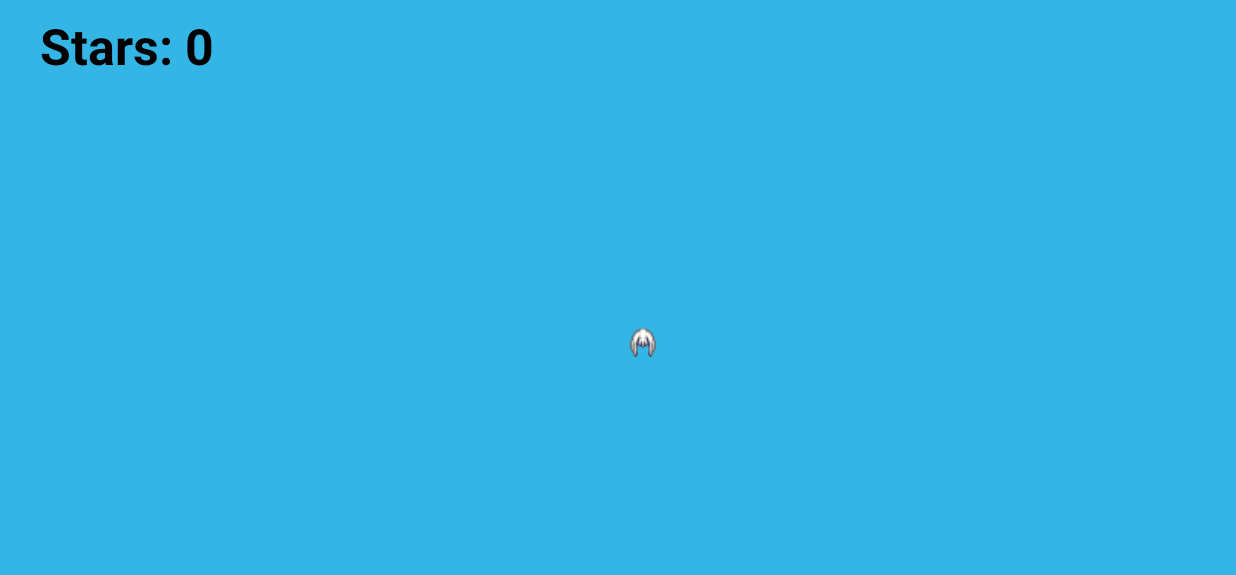
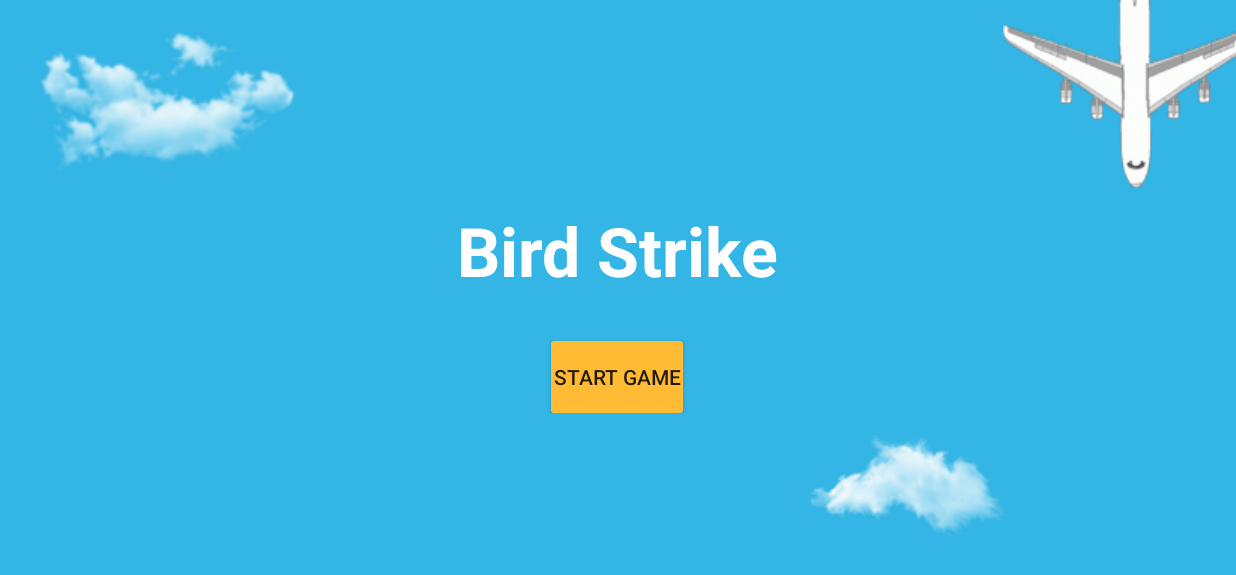
Before and after one commit to sarahheffer/bird-strike, an Android app: the screen it shows after launch (MainActivity before the commit, StartGameActivity after it), on a phone screen of 824 x 412 dp (held sideways). Shown: the top 575 px of the screen. Run offline under Robolectric (Android 15) with nearby library versions, the phone set to English and light mode, and no system bars.

Commit message:
Start Game screen

```diff
--- a/app/src/main/AndroidManifest.xml
+++ b/app/src/main/AndroidManifest.xml
@@ -9,7 +9,7 @@
         android:theme="@style/AppTheme" >
 
         <activity
-            android:name=".activities.MainActivity"
+            android:name=".activities.StartGameActivity"
             android:screenOrientation="landscape"
             android:configChanges="orientation|keyboardHidden"
             android:label="@string/app_name" >
@@ -21,6 +21,12 @@
         </activity>
 
         <activity
+            android:name=".activities.MainActivity"
+            android:screenOrientation="landscape"
+            android:configChanges="orientation|keyboardHidden">
+        </activity>
+
+        <activity
             android:name=".activities.GameOverActivity"
             android:screenOrientation="landscape"
             android:configChanges="orientation|keyboardHidden">
--- a/app/src/main/java/com/sarahheffer/sarah/minigame/activities/MainActivity.java
+++ b/app/src/main/java/com/sarahheffer/sarah/minigame/activities/MainActivity.java
@@ -121,7 +121,7 @@ public class MainActivity extends AppCompatActivity implements SensorEventListen
     // ACCELERATION SENSOR EVENTS
     @Override
     public void onSensorChanged(SensorEvent event) {
-        mPlayerSpeed.x = event.values[1];
+        mPlayerSpeed.x = (float) (event.values[1] * 1.5);
     }
 
     @Override
--- /dev/null
+++ b/app/src/main/java/com/sarahheffer/sarah/minigame/activities/StartGameActivity.java
@@ -0,0 +1,37 @@
+package com.sarahheffer.sarah.minigame.activities;
+
+import android.content.Intent;
+import android.os.Bundle;
+import android.support.v7.app.AppCompatActivity;
+import android.view.View;
+import android.widget.Button;
+
+import com.sarahheffer.sarah.minigame.R;
+
+public class StartGameActivity extends AppCompatActivity {
+
+    @Override
+    protected void onCreate(Bundle savedInstanceState) {
+        super.onCreate(savedInstanceState);
+        setContentView(R.layout.activity_start_game);
+
+        Button startGameButton = (Button) findViewById(R.id.start_game_button);
+        startGameButton.setOnClickListener(new View.OnClickListener() {
+            @Override
+            public void onClick(View v) {
+                Intent intent = new Intent(StartGameActivity.this, MainActivity.class);
+                startActivity(intent);
+            }
+        });
+    }
+
+    @Override
+    protected void onResume() {
+        super.onResume();
+        View decorView = getWindow().getDecorView();
+        int uiOptions = View.SYSTEM_UI_FLAG_FULLSCREEN;
+        decorView.setSystemUiVisibility(uiOptions);
+        android.support.v7.app.ActionBar actionBar = getSupportActionBar();
+        actionBar.hide();
+    }
+}
--- /dev/null
+++ b/app/src/main/res/drawable/button_start_game_background.xml
@@ -0,0 +1,23 @@
+<?xml version="1.0" encoding="utf-8"?>
+<selector
+    xmlns:android="http://schemas.android.com/apk/res/android">
+
+    <item android:state_pressed="false" >
+        <shape xmlns:android="http://schemas.android.com/apk/res/android"
+            android:shape="rectangle"
+            android:padding="10dp">
+            <solid android:color="@color/orange"/>
+            <corners android:radius="2dp"/>
+        </shape>
+    </item>
+
+    <item android:state_pressed="true" >
+        <shape xmlns:android="http://schemas.android.com/apk/res/android"
+            android:shape="rectangle"
+            android:padding="10dp">
+            <solid android:color="@color/darkorange"/>
+            <corners android:radius="2dp"/>
+        </shape>
+    </item>
+
+</selector>
--- a/app/src/main/res/layout/activity_game_over.xml
+++ b/app/src/main/res/layout/activity_game_over.xml
@@ -29,11 +29,11 @@
         <Button
             android:id="@+id/play_again_button"
             android:layout_width="wrap_content"
+            android:layout_height="wrap_content"
+            android:layout_gravity="center_horizontal"
             android:layout_marginTop="30dp"
-            android:layout_height="wrap_content"
             android:text="@string/play_again"
-            android:layout_gravity="center_horizontal"
-            android:background="@drawable/button_background" />
+            android:background="@drawable/button_play_again_background" />
     </LinearLayout>
 
 </RelativeLayout>
--- /dev/null
+++ b/app/src/main/res/layout/activity_start_game.xml
@@ -0,0 +1,57 @@
+<?xml version="1.0" encoding="utf-8"?>
+<RelativeLayout xmlns:android="http://schemas.android.com/apk/res/android"
+    android:layout_width="match_parent"
+    android:layout_height="match_parent"
+    android:background="@color/blue">
+
+    <ImageView
+        android:layout_width="wrap_content"
+        android:layout_height="wrap_content"
+        android:layout_alignParentTop="true"
+        android:layout_alignParentStart="true"
+        android:layout_marginLeft="20dp"
+        android:layout_marginTop="20dp"
+        android:src="@drawable/cloud_1"/>
+    <ImageView
+        android:layout_width="wrap_content"
+        android:layout_height="wrap_content"
+        android:layout_alignParentEnd="true"
+        android:layout_alignParentBottom="true"
+        android:layout_marginBottom="50dp"
+        android:layout_marginRight="150dp"
+        android:src="@drawable/cloud_2"/>
+    <ImageView
+        android:layout_width="wrap_content"
+        android:layout_height="wrap_content"
+        android:layout_alignParentEnd="true"
+        android:layout_marginTop="-50dp"
+        android:layout_marginRight="-20dp"
+        android:src="@drawable/plane"/>
+
+
+    <LinearLayout
+        android:layout_width="wrap_content"
+        android:layout_height="wrap_content"
+        android:layout_centerInParent="true"
+        android:orientation="vertical">
+
+        <TextView
+            android:layout_width="wrap_content"
+            android:layout_height="wrap_content"
+            android:text="@string/app_name"
+            android:textColor="@android:color/white"
+            android:textStyle="bold"
+            android:textSize="45dp"
+            android:layout_gravity="center_horizontal"/>
+
+        <Button
+            android:id="@+id/start_game_button"
+            android:layout_width="wrap_content"
+            android:layout_height="wrap_content"
+            android:layout_gravity="center_horizontal"
+            android:layout_marginTop="30dp"
+            android:text="@string/start_game"
+            android:background="@drawable/button_start_game_background"/>
+    </LinearLayout>
+
+</RelativeLayout>
--- a/app/src/main/res/values/strings.xml
+++ b/app/src/main/res/values/strings.xml
@@ -6,4 +6,5 @@
     <string name="game_over">Game Over</string>
     <string name="stars_collected">Stars Collected: %1$d</string>
     <string name="play_again">Play Again</string>
+    <string name="start_game">Start Game</string>
 </resources>
```
Also changed, not shown: app/src/main/res/drawable/button_play_again_background.xml (renamed from app/src/main/res/drawable/button_background.xml).
